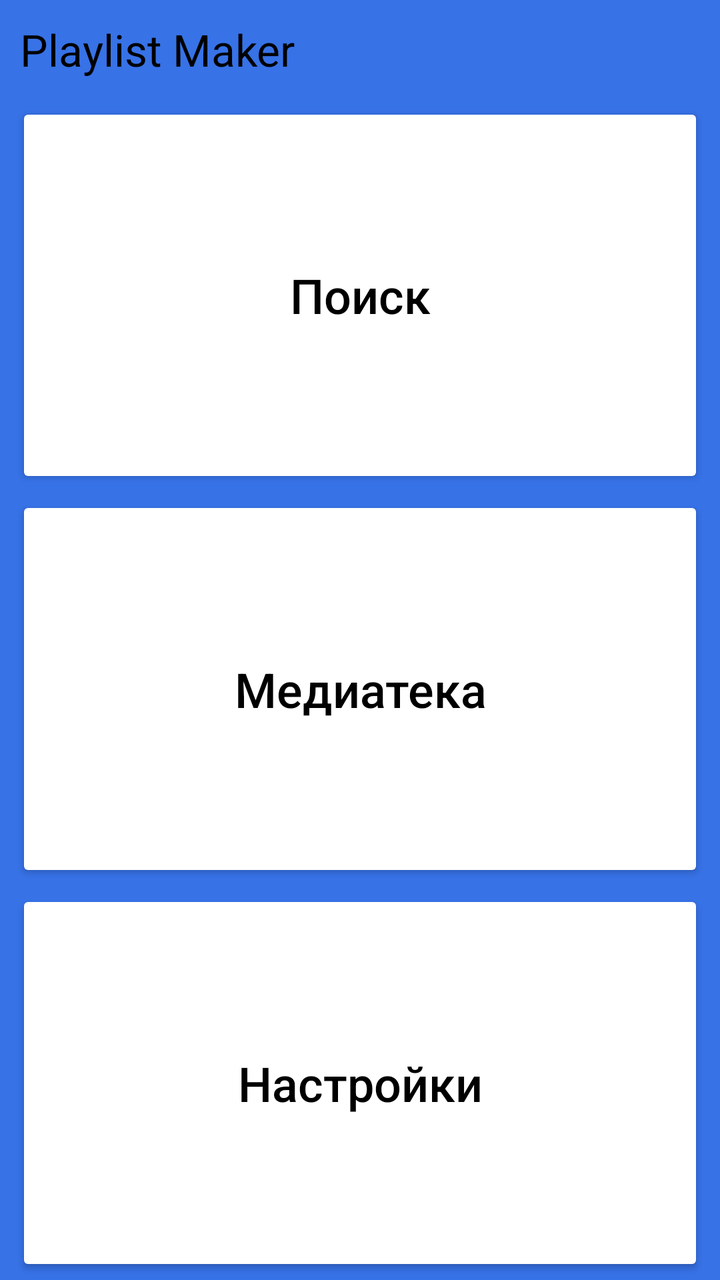
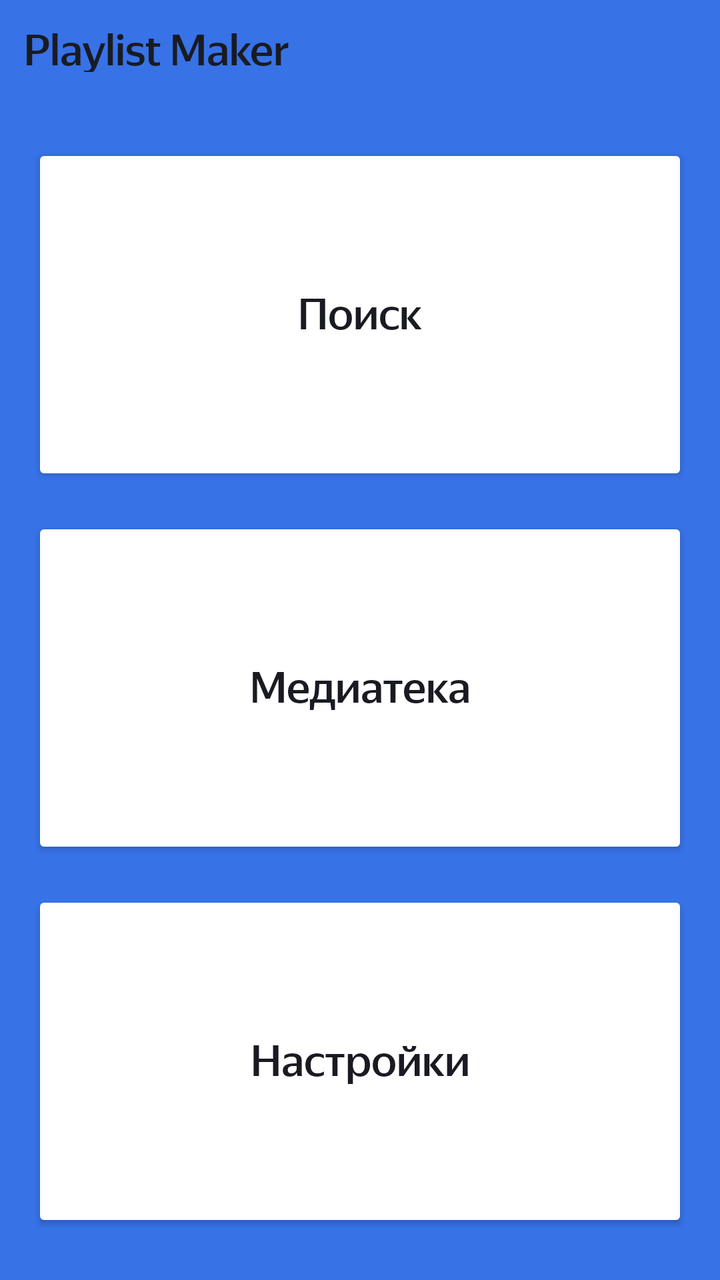

Before-and-after screenshots of an Android layout around one commit, followed by the original layout XML and the change that was made.
<!-- AndroidManifest.xml: application theme Theme.MaterialComponents.DayNight.NoActionBar -->
<!-- res/layout/activity_main.xml -->
<?xml version="1.0" encoding="utf-8"?>
<LinearLayout xmlns:android="http://schemas.android.com/apk/res/android"
    xmlns:app="http://schemas.android.com/apk/res-auto"
    android:layout_width="match_parent"
    android:layout_height="match_parent"
    android:background="@color/lay_main_bg"
    android:orientation="vertical">

    <TextView
        android:layout_width="match_parent"
        android:layout_height="wrap_content"
        android:padding="@dimen/lay_main_head_text_start"
        android:text="@string/app_name"
        android:textColor="@color/text"
        android:textSize="@dimen/lay_main_head_text_size" />

    <LinearLayout
        android:layout_width="match_parent"
        android:layout_height="match_parent"
        android:layout_marginStart="@dimen/lay_main_btn_h_interval"
        android:layout_marginEnd="@dimen/lay_main_btn_h_interval"
        android:orientation="vertical">

        <Button
            android:id="@+id/lay_main_btn_find"
            android:layout_width="match_parent"
            android:layout_height="0dp"
            android:layout_marginTop="@dimen/lay_main_btn_v_interval"
            android:layout_marginBottom="@dimen/lay_main_btn_v_interval"
            android:layout_weight="1"
            android:backgroundTint="@color/bg"
            android:foreground="?attr/selectableItemBackground"
            android:text="@string/text_find"
            android:textAllCaps="false"
            android:textColor="@color/text"
            android:textSize="@dimen/lay_main_btn_text_size"
            app:cornerRadius="@dimen/lay_main_btn_corner_radius"
            app:icon="@drawable/ic_find"
            app:iconGravity="textStart"
            app:iconPadding="@dimen/lay_main_btn_icon_padding"
            app:iconTint="@color/text" />

        <Button
            android:id="@+id/lay_main_btn_mediateka"
            android:layout_width="match_parent"
            android:layout_height="0dp"
            android:layout_marginTop="@dimen/lay_main_btn_v_interval"
            android:layout_marginBottom="@dimen/lay_main_btn_v_interval"
            android:layout_weight="1"
            android:backgroundTint="@color/bg"
            android:foreground="?attr/selectableItemBackground"
            android:text="@string/text_mediateka"
            android:textAllCaps="false"
            android:textColor="@color/text"
            android:textSize="@dimen/lay_main_btn_text_size"
            app:cornerRadius="@dimen/lay_main_btn_corner_radius"
            app:icon="@drawable/ic_mediateka"
            app:iconGravity="textStart"
            app:iconPadding="@dimen/lay_main_btn_icon_padding"
            app:iconTint="@color/text" />

        <Button
            android:id="@+id/lay_main_btn_settings"
            android:layout_width="match_parent"
            android:layout_height="0dp"
            android:layout_marginTop="@dimen/lay_main_btn_v_interval"
            android:layout_marginBottom="@dimen/lay_main_btn_v_interval"
            android:layout_weight="1"
            android:backgroundTint="@color/bg"
            android:foreground="?attr/selectableItemBackground"
            android:text="@string/text_settings"
            android:textAllCaps="false"
            android:textColor="@color/text"
            android:textSize="@dimen/lay_main_btn_text_size"
            app:cornerRadius="@dimen/lay_main_btn_corner_radius"
            app:icon="@drawable/ic_settings"
            app:iconGravity="textStart"
            app:iconPadding="@dimen/lay_main_btn_icon_padding"
            app:iconTint="@color/text" />
    </LinearLayout>
</LinearLayout>
<!-- resources referenced by this layout -->
<resources>
  <color name="bg">#FFFFFFFF</color>
  <color name="lay_main_bg">#3772E7</color>
  <color name="text">#FF000000</color>
  <dimen name="lay_main_btn_corner_radius">16dp</dimen>
  <dimen name="lay_main_btn_h_interval">8dp</dimen>
  <dimen name="lay_main_btn_icon_padding">12dp</dimen>
  <dimen name="lay_main_btn_text_size">24sp</dimen>
  <dimen name="lay_main_btn_v_interval">2dp</dimen>
  <dimen name="lay_main_head_text_size">22sp</dimen>
  <dimen name="lay_main_head_text_start">10dp</dimen>
  <!-- drawable ic_find (drawable) -->
  <vector xmlns:android="http://schemas.android.com/apk/res/android"
      android:width="24dp"
      android:height="24dp"
      android:viewportWidth="24"
      android:viewportHeight="24">
    <path
        android:pathData="M16.579,14.95H15.721L15.417,14.656C16.481,13.418 17.122,11.81 17.122,10.061C17.122,6.161 13.961,3 10.061,3C6.161,3 3,6.161 3,10.061C3,13.961 6.161,17.122 10.061,17.122C11.81,17.122 13.418,16.481 14.656,15.417L14.95,15.721V16.579L20.381,22L22,20.381L16.579,14.95ZM10.061,14.95C7.356,14.95 5.173,12.766 5.173,10.061C5.173,7.356 7.356,5.173 10.061,5.173C12.766,5.173 14.95,7.356 14.95,10.061C14.95,12.766 12.766,14.95 10.061,14.95Z"
        android:fillColor="#1A1B22"/>
  </vector>
  <string name="app_name">Playlist Maker</string>
  <string name="text_find">Поиск</string>
  <string name="text_mediateka">Медиатека</string>
  <string name="text_settings">Настройки</string>
</resources>

<!-- the commit's change to res/layout/activity_main.xml (unified diff, before → after) -->
@@ -1,81 +1,44 @@
 <?xml version="1.0" encoding="utf-8"?>
 <LinearLayout xmlns:android="http://schemas.android.com/apk/res/android"
     xmlns:app="http://schemas.android.com/apk/res-auto"
+    style="@style/lay_main_bg"
     android:layout_width="match_parent"
     android:layout_height="match_parent"
-    android:background="@color/lay_main_bg"
     android:orientation="vertical">
 
     <TextView
+        style="@style/lay_main_head"
         android:layout_width="match_parent"
-        android:layout_height="wrap_content"
-        android:padding="@dimen/lay_main_head_text_start"
-        android:text="@string/app_name"
-        android:textColor="@color/text"
-        android:textSize="@dimen/lay_main_head_text_size" />
+        android:text="@string/app_name"/>
 
     <LinearLayout
+        style="@style/lay_main_panel"
         android:layout_width="match_parent"
         android:layout_height="match_parent"
-        android:layout_marginStart="@dimen/lay_main_btn_h_interval"
-        android:layout_marginEnd="@dimen/lay_main_btn_h_interval"
         android:orientation="vertical">
-
         <Button
+            style="@style/lay_main_btn"
             android:id="@+id/lay_main_btn_find"
             android:layout_width="match_parent"
             android:layout_height="0dp"
-            android:layout_marginTop="@dimen/lay_main_btn_v_interval"
-            android:layout_marginBottom="@dimen/lay_main_btn_v_interval"
             android:layout_weight="1"
-            android:backgroundTint="@color/bg"
-            android:foreground="?attr/selectableItemBackground"
-            android:text="@string/text_find"
-            android:textAllCaps="false"
-            android:textColor="@color/text"
-            android:textSize="@dimen/lay_main_btn_text_size"
-            app:cornerRadius="@dimen/lay_main_btn_corner_radius"
-            app:icon="@drawable/ic_find"
-            app:iconGravity="textStart"
-            app:iconPadding="@dimen/lay_main_btn_icon_padding"
-            app:iconTint="@color/text" />
-
+            android:text="@string/text_search"
+            app:icon="@drawable/ic_search"/>
         <Button
+            style="@style/lay_main_btn"
             android:id="@+id/lay_main_btn_mediateka"
             android:layout_width="match_parent"
             android:layout_height="0dp"
-            android:layout_marginTop="@dimen/lay_main_btn_v_interval"
-            android:layout_marginBottom="@dimen/lay_main_btn_v_interval"
             android:layout_weight="1"
-            android:backgroundTint="@color/bg"
-            android:foreground="?attr/selectableItemBackground"
             android:text="@string/text_mediateka"
-            android:textAllCaps="false"
-            android:textColor="@color/text"
-            android:textSize="@dimen/lay_main_btn_text_size"
-            app:cornerRadius="@dimen/lay_main_btn_corner_radius"
-            app:icon="@drawable/ic_mediateka"
-            app:iconGravity="textStart"
-            app:iconPadding="@dimen/lay_main_btn_icon_padding"
-            app:iconTint="@color/text" />
-
+            app:icon="@drawable/ic_mediateka"/>
         <Button
+            style="@style/lay_main_btn"
             android:id="@+id/lay_main_btn_settings"
             android:layout_width="match_parent"
             android:layout_height="0dp"
-            android:layout_marginTop="@dimen/lay_main_btn_v_interval"
-            android:layout_marginBottom="@dimen/lay_main_btn_v_interval"
             android:layout_weight="1"
-            android:backgroundTint="@color/bg"
-            android:foreground="?attr/selectableItemBackground"
             android:text="@string/text_settings"
-            android:textAllCaps="false"
-            android:textColor="@color/text"
-            android:textSize="@dimen/lay_main_btn_text_size"
-            app:cornerRadius="@dimen/lay_main_btn_corner_radius"
-            app:icon="@drawable/ic_settings"
-            app:iconGravity="textStart"
-            app:iconPadding="@dimen/lay_main_btn_icon_padding"
-            app:iconTint="@color/text" />
+            app:icon="@drawable/ic_settings"/>
     </LinearLayout>
 </LinearLayout>
<!-- resource entries referenced after the edit -->
@@ -1,16 +1,6 @@
 <!-- resources referenced by this layout -->
 <resources>
-  <color name="bg">#FFFFFFFF</color>
-  <color name="lay_main_bg">#3772E7</color>
-  <color name="text">#FF000000</color>
-  <dimen name="lay_main_btn_corner_radius">16dp</dimen>
-  <dimen name="lay_main_btn_h_interval">8dp</dimen>
-  <dimen name="lay_main_btn_icon_padding">12dp</dimen>
-  <dimen name="lay_main_btn_text_size">24sp</dimen>
-  <dimen name="lay_main_btn_v_interval">2dp</dimen>
-  <dimen name="lay_main_head_text_size">22sp</dimen>
-  <dimen name="lay_main_head_text_start">10dp</dimen>
-  <!-- drawable ic_find (drawable) -->
+  <!-- drawable ic_search (drawable) -->
   <vector xmlns:android="http://schemas.android.com/apk/res/android"
       android:width="24dp"
       android:height="24dp"
@@ -21,8 +11,55 @@
         android:fillColor="#1A1B22"/>
   </vector>
   <string name="app_name">Playlist Maker</string>
-  <string name="text_find">Поиск</string>
   <string name="text_mediateka">Медиатека</string>
+  <string name="text_search">Поиск</string>
   <string name="text_settings">Настройки</string>
+  <style name="lay_main_bg">
+          <item name="android:background">@color/lay_main_bg</item>
+      </style>
+  <style name="lay_main_btn">
+          <item name="android:layout_marginTop">8dp</item>
+          <item name="android:layout_marginBottom">8dp</item>
+          <item name="android:backgroundTint">@color/white</item>
+          <item name="android:foreground">?attr/selectableItemBackground</item>
+          <item name="android:textAllCaps">false</item>
+          <item name="android:textColor">@color/black</item>
+          <item name="android:textSize">22sp</item>
+          <item name="android:fontFamily">@font/ys_display_medium</item>
+          <item name="android:textFontWeight">500</item>
+          <item name="cornerRadius">16dp</item>
+          <item name="iconGravity">textStart</item>
+          <item name="iconPadding">8dp</item>
+          <item name="iconTint">@color/black</item>
+      </style>
+  <style name="lay_main_head">
+          <item name="android:layout_height">48dp</item>
+          <item name="android:padding">12dp</item>
+          <item name="android:textColor">?attr/colorOnPrimary</item>
+          <item name="android:textSize">22sp</item>
+          <item name="android:fontFamily">@font/ys_display_medium</item>
+          <item name="android:textFontWeight">500</item>
+      </style>
+  <style name="lay_main_panel">
+          <item name="android:layout_marginTop">16dp</item>
+          <item name="android:layout_marginBottom">16dp</item>
+          <item name="android:layout_marginStart">16dp</item>
+          <item name="android:layout_marginEnd">16dp</item>
+      </style>
+  <style name="Theme.PlaylistMaker" parent="Theme.MaterialComponents.DayNight.NoActionBar">
+          
+          <item name="colorPrimary">@color/bg</item>
+          <item name="colorPrimaryVariant">@color/bg</item>
+          <item name="colorOnPrimary">@color/text</item>
+          
+          <item name="colorSecondary">@color/bg</item>
+          <item name="colorSecondaryVariant">@color/bg</item>
+          <item name="colorOnSecondary">@color/text</item>
+      </style>
+  <color name="lay_main_bg">#3772E7</color>
+  <color name="white">#FFFFFF</color>
+  <color name="black">#1A1B22</color>
+  <color name="bg">@color/white</color>
+  <color name="text">@color/black</color>
 </resources>
 
